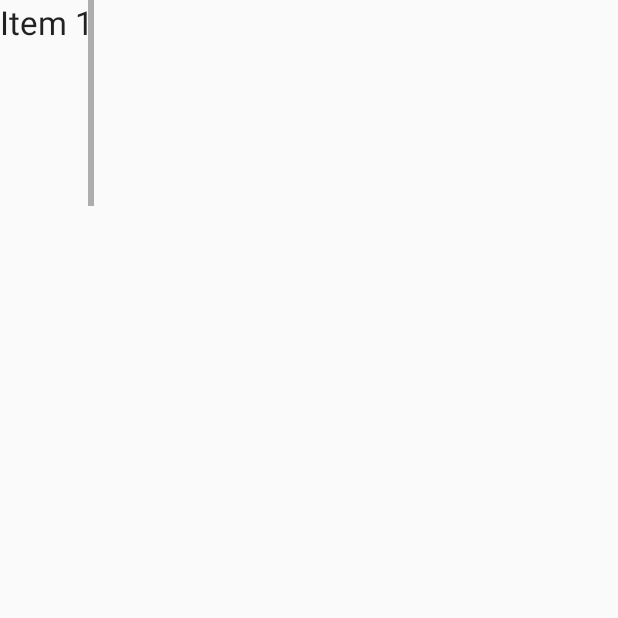
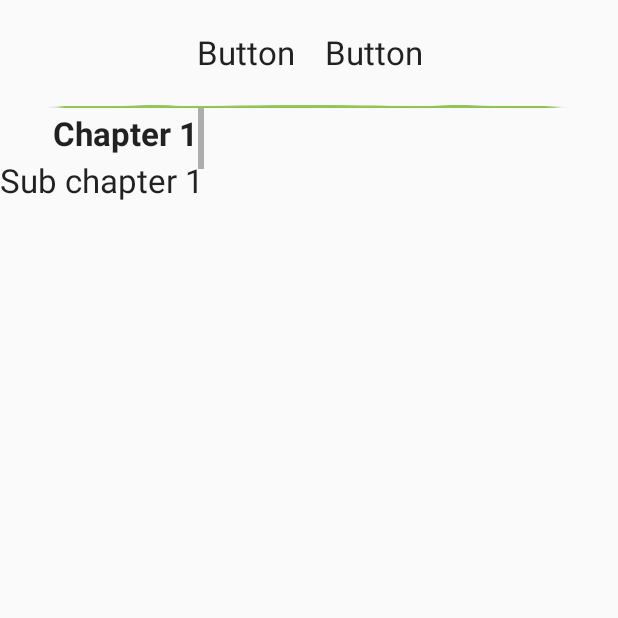
Before and after one commit to sergey-korchagin/brachot, an Android app: the fragment MenuDialogFragment shown on its own in the app's theme, on a phone screen of 412 x 824 dp, the top half of it. Run offline under Robolectric (Android 15) with nearby library versions, the light colour scheme and no system bars; 1 statement that could not run was skipped.

Commit message:
menu chapters

```diff
--- a/Brakhot/app/src/main/java/com/brakhot/MainActivity.java
+++ b/Brakhot/app/src/main/java/com/brakhot/MainActivity.java
@@ -1,6 +1,5 @@
 package com.brakhot;
 
-import android.app.DialogFragment;
 import android.graphics.Color;
 import android.support.v7.app.AppCompatActivity;
 import android.os.Bundle;
@@ -9,12 +8,12 @@ import android.view.Menu;
 import android.view.MenuItem;
 import android.widget.TextView;
 
-import com.brakhot.dialog.MenuDialog;
+import com.brakhot.dialog.MenuDialogFragment;
 import com.brakhot.interfaces.MainActivityCallbackListener;
 
 public class MainActivity extends AppCompatActivity implements MainActivityCallbackListener {
     private Toolbar mToolbar;
-    private MenuDialog mMenuDialogFragment;
+    private MenuDialogFragment mMenuDialogFragmentFragment;
     private TextView tmpTv;
 
     @Override
@@ -26,14 +25,16 @@ public class MainActivity extends AppCompatActivity implements MainActivityCallb
 
         setSupportActionBar(mToolbar);
         try {
-            getSupportActionBar().setTitle(R.string.app_name);
+            if(getSupportActionBar()!=null){
+                getSupportActionBar().setTitle(R.string.app_name);
+            }
         } catch (NullPointerException e) {
             e.printStackTrace();
         }
         mToolbar.setBackgroundColor(Color.CYAN);
 
-        mMenuDialogFragment = new MenuDialog();
-        mMenuDialogFragment.setMainActivityCallbackListener(this);
+        mMenuDialogFragmentFragment = new MenuDialogFragment();
+        mMenuDialogFragmentFragment.setMainActivityCallbackListener(this);
 
         tmpTv = (TextView) findViewById(R.id.textView);
 
@@ -59,7 +60,7 @@ public class MainActivity extends AppCompatActivity implements MainActivityCallb
 //                return true;
 //            }
             case R.id.action_favorite: {
-                mMenuDialogFragment.show(getFragmentManager(), "mMenuDialogFragment");
+                mMenuDialogFragmentFragment.show(getFragmentManager(), "mMenuDialogFragmentFragment");
                 return true;
             }
             default: {
@@ -71,7 +72,7 @@ public class MainActivity extends AppCompatActivity implements MainActivityCallb
     }
 
     @Override
-    public void dialogClickedItemData(int clickedItemPosition) {
-        tmpTv.setText("Clicked: " + (clickedItemPosition+1));
+    public void dialogClickedItemData(int clickedItemPosition, String clickedItemName) {
+        tmpTv.setText("Clicked: " + clickedItemName);
     }
 }
--- a/Brakhot/app/src/main/java/com/brakhot/adapter/MenuDialogAdapter.java
+++ b/Brakhot/app/src/main/java/com/brakhot/adapter/MenuDialogAdapter.java
@@ -8,6 +8,8 @@ import android.view.ViewGroup;
 import android.widget.TextView;
 
 import com.brakhot.R;
+import com.brakhot.dialog.DialogMenuFullList;
+import com.brakhot.dialog.DialogMenuItem;
 import com.brakhot.interfaces.MenuAdapterCallbackListener;
 
 import java.util.ArrayList;
@@ -16,7 +18,7 @@ import java.util.List;
 public class MenuDialogAdapter extends RecyclerView.Adapter<MenuDialogAdapter.ViewHolder> {
 
     private Context mContext;
-    private List<String> mMenuRowNames = new ArrayList<>();
+    private List<DialogMenuItem> mMenuRows = new ArrayList<>();
     private MenuAdapterCallbackListener mMenuAdapterCallbackListener;
 
     public MenuDialogAdapter( MenuAdapterCallbackListener menuAdapterCallbackListener) {
@@ -25,12 +27,7 @@ public class MenuDialogAdapter extends RecyclerView.Adapter<MenuDialogAdapter.Vi
         initList();
     }
     private void initList(){
-        mMenuRowNames.add("Item 1");
-        mMenuRowNames.add("Item 2");
-        mMenuRowNames.add("Item 3");
-        mMenuRowNames.add("Item 4");
-        mMenuRowNames.add("Item 5");
-        mMenuRowNames.add("Item 6");
+mMenuRows = DialogMenuFullList.getMenuList();
     }
 
     @Override
@@ -42,30 +39,38 @@ public class MenuDialogAdapter extends RecyclerView.Adapter<MenuDialogAdapter.Vi
 
     @Override
     public void onBindViewHolder(MenuDialogAdapter.ViewHolder holder, int i) {
-        holder.mMenuItemName.setText(mMenuRowNames.get(i));
+        if(!mMenuRows.get(i).getTitle().equals("")){
+            holder.mMenuCategoryName.setText(mMenuRows.get(i).getTitle());
+        }else {
+            holder.mMenuCategoryName.setVisibility(View.GONE);
+        }
+        holder.mMenuItemName.setText(mMenuRows.get(i).getItemText());
     }
 
     @Override
     public int getItemCount() {
-        return mMenuRowNames.size();
+        return mMenuRows.size();
     }
 
 
     public class ViewHolder extends RecyclerView.ViewHolder implements View.OnClickListener {
 
         TextView mMenuItemName;
+        TextView mMenuCategoryName;
 
         ViewHolder(View itemView) {
             super(itemView);
 
             mMenuItemName = (TextView) itemView.findViewById(R.id.menuItemTextView);
             mMenuItemName.setOnClickListener(this);
+
+            mMenuCategoryName = (TextView)itemView.findViewById(R.id.menuItemTitle);
         }
 
         @Override
         public void onClick(View v) {
             if (v.getId() == mMenuItemName.getId()) {
-                mMenuAdapterCallbackListener.onDialogItemClick(getAdapterPosition());
+                mMenuAdapterCallbackListener.onDialogItemClick(getAdapterPosition(),mMenuRows.get(getAdapterPosition()).getItemText());
             }
         }
     }
--- /dev/null
+++ b/Brakhot/app/src/main/java/com/brakhot/dialog/DialogMenuFullList.java
@@ -0,0 +1,31 @@
+package com.brakhot.dialog;
+
+import java.util.ArrayList;
+import java.util.List;
+
+/**
+ * Created by serge_000 on 23/05/2016.
+ */
+public class DialogMenuFullList {
+
+
+    public static List<DialogMenuItem> getMenuList() {
+        List<DialogMenuItem> mMenuList = new ArrayList<>();
+        mMenuList.add(new DialogMenuItem("Chapter 1", "Sub chapter 1"));
+        mMenuList.add(new DialogMenuItem("","Sub chapter 2"));
+        mMenuList.add(new DialogMenuItem("","Sub chapter 3"));
+        mMenuList.add(new DialogMenuItem("Chapter 2", "Sub chapter 1"));
+        mMenuList.add(new DialogMenuItem("","Sub chapter 2"));
+        mMenuList.add(new DialogMenuItem("","Sub chapter 3"));
+        mMenuList.add(new DialogMenuItem("","Sub chapter 4"));
+        mMenuList.add(new DialogMenuItem("Chapter3", "Sub chapter 1"));
+        mMenuList.add(new DialogMenuItem("","Sub chapter 2"));
+        mMenuList.add(new DialogMenuItem("Chapter 4", "Sub chapter 1"));
+        mMenuList.add(new DialogMenuItem("","Sub chapter 2"));
+        mMenuList.add(new DialogMenuItem("","Sub chapter 3"));
+        mMenuList.add(new DialogMenuItem("","Sub chapter 4"));
+        mMenuList.add(new DialogMenuItem("","Sub chapter 5"));
+        mMenuList.add(new DialogMenuItem("Chapter5", "Sub chapter 1"));
+        return mMenuList;
+    }
+}
--- /dev/null
+++ b/Brakhot/app/src/main/java/com/brakhot/dialog/DialogMenuItem.java
@@ -0,0 +1,30 @@
+package com.brakhot.dialog;
+
+import android.support.annotation.Nullable;
+
+
+public class DialogMenuItem {
+    private String mTitle;
+    private String mItemText;
+
+    public DialogMenuItem(@Nullable String title, String item){
+        mTitle = title;
+        mItemText = item;
+    }
+
+    public String getTitle() {
+        return mTitle;
+    }
+
+    public void setTitle(String mTitle) {
+        this.mTitle = mTitle;
+    }
+
+    public String getItemText() {
+        return mItemText;
+    }
+
+    public void setItemText(String mItemText) {
+        this.mItemText = mItemText;
+    }
+}
--- a/Brakhot/app/src/main/java/com/brakhot/dialog/MenuDialog.java
+++ b/Brakhot/app/src/main/java/com/brakhot/dialog/MenuDialogFragment.java
@@ -9,20 +9,16 @@ import android.view.LayoutInflater;
 import android.view.View;
 import android.view.ViewGroup;
 import android.view.Window;
-import android.widget.TextView;
 
 import com.brakhot.R;
 import com.brakhot.adapter.MenuDialogAdapter;
 import com.brakhot.interfaces.MainActivityCallbackListener;
 import com.brakhot.interfaces.MenuAdapterCallbackListener;
 
-import java.util.ArrayList;
-import java.util.List;
 
+public class MenuDialogFragment extends DialogFragment implements MenuAdapterCallbackListener {
 
-public class MenuDialog extends DialogFragment implements MenuAdapterCallbackListener {
-
-    private static final String TAG = MenuDialog.class.getSimpleName();
+    private static final String TAG = MenuDialogFragment.class.getSimpleName();
     private RecyclerView mRecyclerView;
     private LinearLayoutManager mRecycleViewLayout;
     private MenuDialogAdapter mMenuDialogAdapter;
@@ -48,8 +44,8 @@ public class MenuDialog extends DialogFragment implements MenuAdapterCallbackLis
     }
 
     @Override
-    public void onDialogItemClick(int clickedItemNumber) {
-        mMainActivityCallbackListener.dialogClickedItemData(clickedItemNumber);
+    public void onDialogItemClick(int clickedItemNumber,String clickedItemName) {
+        mMainActivityCallbackListener.dialogClickedItemData(clickedItemNumber, clickedItemName);
         getDialog().dismiss();
     }
 
--- a/Brakhot/app/src/main/java/com/brakhot/interfaces/MainActivityCallbackListener.java
+++ b/Brakhot/app/src/main/java/com/brakhot/interfaces/MainActivityCallbackListener.java
@@ -4,5 +4,6 @@ package com.brakhot.interfaces;
  * Created by serge_000 on 21/05/2016.
  */
 public interface MainActivityCallbackListener {
-    void dialogClickedItemData(int clickedItemPosition);
+    void dialogClickedItemData(int clickedItemPosition, String clickedItemName);
+
 }
--- a/Brakhot/app/src/main/java/com/brakhot/interfaces/MenuAdapterCallbackListener.java
+++ b/Brakhot/app/src/main/java/com/brakhot/interfaces/MenuAdapterCallbackListener.java
@@ -4,5 +4,6 @@ package com.brakhot.interfaces;
  * Created by serge_000 on 21/05/2016.
  */
 public interface MenuAdapterCallbackListener {
-    void onDialogItemClick(int clickedItemNumber);
+    void onDialogItemClick(int clickedItemNumber, String clickedItemText);
+
 }
--- a/Brakhot/app/src/main/res/layout/dialog_fragment_menu.xml
+++ b/Brakhot/app/src/main/res/layout/dialog_fragment_menu.xml
@@ -4,11 +4,45 @@
     android:layout_height="wrap_content">
 
 
+        <LinearLayout
+            android:orientation="horizontal"
+            android:layout_width="match_parent"
+            android:layout_height="wrap_content"
+            android:layout_gravity="center_horizontal"
+            android:gravity="center">
+
+                <TextView
+                    android:layout_width="wrap_content"
+                    android:layout_height="50dp"
+                    android:textAppearance="?android:attr/textAppearanceLarge"
+                    android:text="Button"
+                    android:layout_margin="10dp"
+                    android:gravity="center"
+                    android:id="@+id/textView2" />
+
+                <TextView
+                    android:layout_width="wrap_content"
+                    android:layout_height="50dp"
+                    android:textAppearance="?android:attr/textAppearanceLarge"
+                    android:text="Button"
+                    android:gravity="center"
+
+                    android:layout_margin="10dp"
+                    android:id="@+id/textView3" />
+
+        </LinearLayout>
+        <View
+            android:layout_width="match_parent"
+            android:layout_height="2dp"
+            android:background="@mipmap/ic_launcher">
+
+        </View>
+
         <android.support.v7.widget.RecyclerView
             android:layout_width="wrap_content"
-            android:layout_height="0dp"
+            android:layout_height="wrap_content"
             android:id="@+id/recyclerView"
             android:scrollbars="vertical"
-            android:layout_weight="0.26" />
+         />
 
 </LinearLayout>
--- a/Brakhot/app/src/main/res/layout/dialog_recycler_row.xml
+++ b/Brakhot/app/src/main/res/layout/dialog_recycler_row.xml
@@ -14,6 +14,17 @@
             android:layout_height="wrap_content"
             android:textAppearance="?android:attr/textAppearanceLarge"
             android:text="Large Text"
+            android:textStyle="bold"
+            android:layout_marginBottom="2dp"
+            android:layout_marginTop="2dp"
+            android:layout_marginLeft="35dp"
+            android:id="@+id/menuItemTitle" />
+
+        <TextView
+            android:layout_width="wrap_content"
+            android:layout_height="wrap_content"
+            android:textAppearance="?android:attr/textAppearanceLarge"
+            android:text="Large Text"
             android:id="@+id/menuItemTextView"
             android:layout_gravity="center" />
     </LinearLayout>
```
Also changed, not shown: 1 other file.
